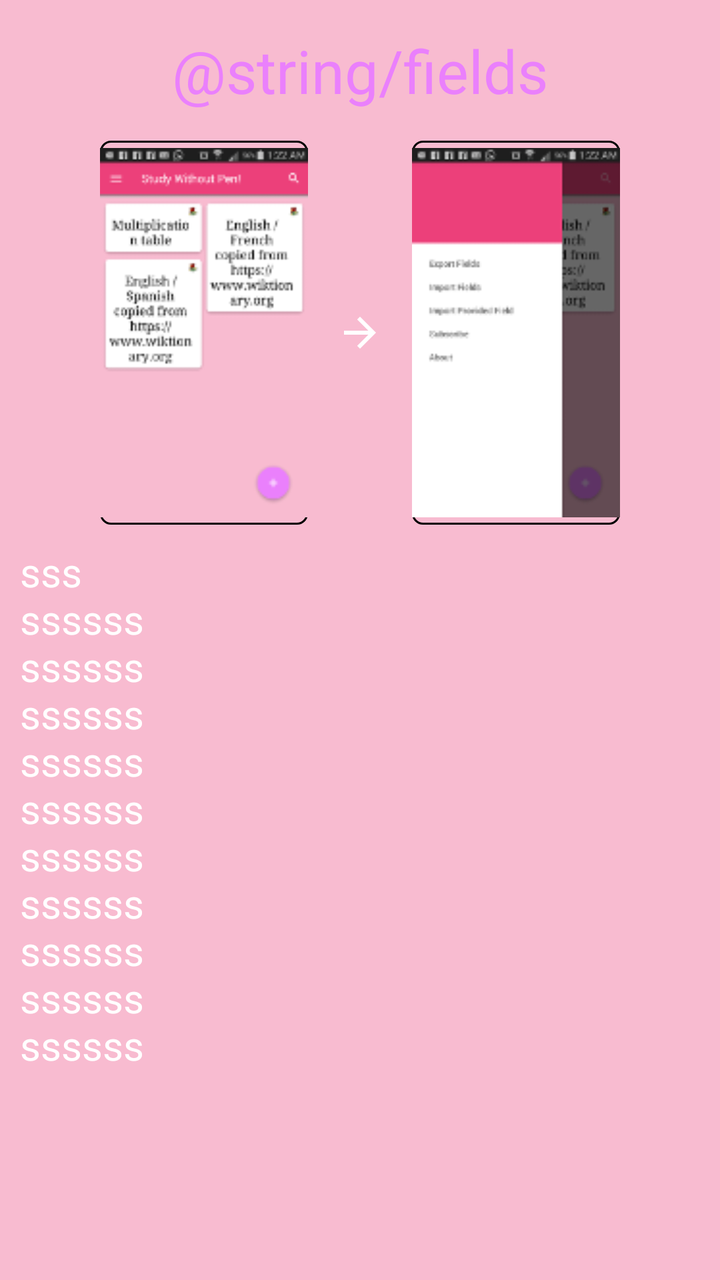
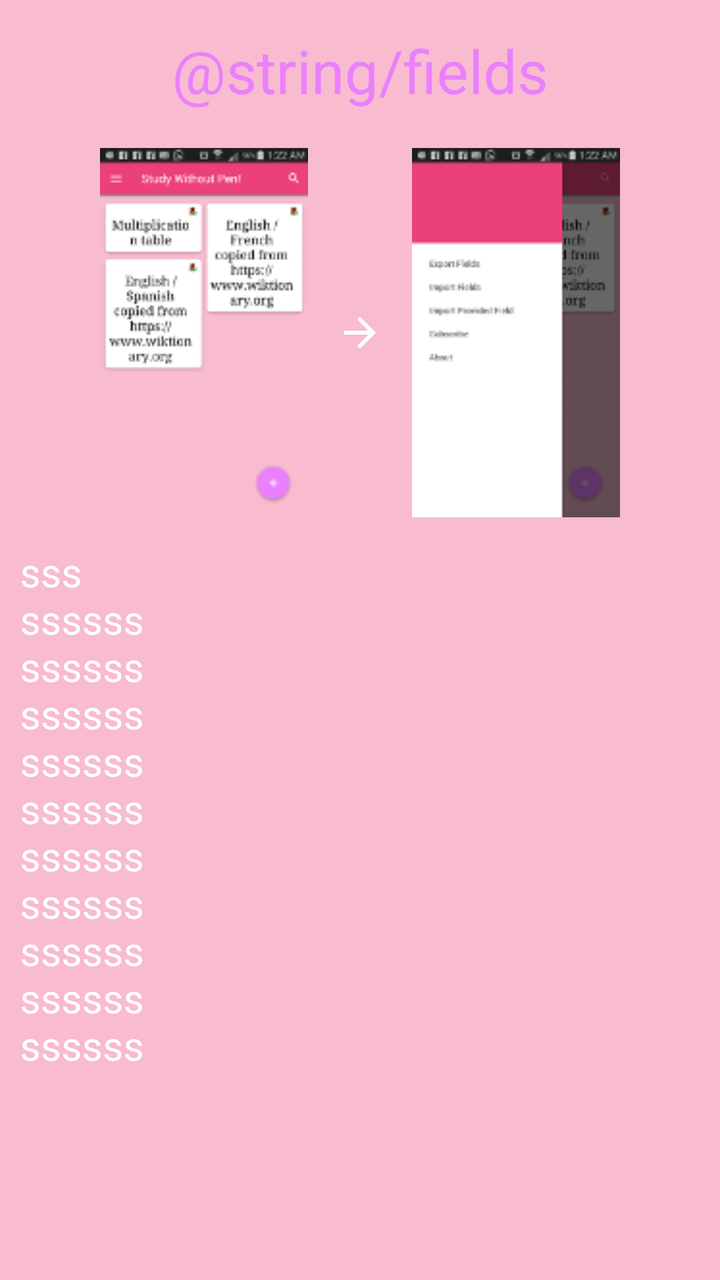

The first picture is an Android layout as it rendered before a commit; the second is the same layout after the commit. The layout source and the unified diff follow.
<!-- AndroidManifest.xml: application theme MyMaterialTheme -->
<!-- res/layout/intro_main.xml -->
<?xml version="1.0" encoding="utf-8"?>
<LinearLayout xmlns:android="http://schemas.android.com/apk/res/android"
    android:layout_width="match_parent" android:layout_height="match_parent"
    android:orientation="vertical">

    <TextView
        android:layout_width="wrap_content"
        android:layout_height="wrap_content"
        android:text="@string/fields"
        android:textSize="30sp"
        android:padding="5dp"
        android:layout_margin="10dp"
        android:id="@+id/textView"
        android:textColor="@color/colorAccent"
        android:layout_gravity="center"/>

    <LinearLayout
        android:layout_width="match_parent"
        android:layout_height="wrap_content">

        <ImageView
            android:layout_width="0dp"
            android:layout_height="wrap_content"
            android:layout_weight="1"
            android:src="@drawable/intro_main"
            android:id="@+id/intro_main"
            android:layout_marginStart="50dp"
            android:background="@drawable/text_bordered"
            android:onClick="introImageClicked"
            />

        <ImageView
            android:layout_width="0dp"
            android:layout_height="wrap_content"
            android:layout_weight="0.5"
            android:layout_gravity="center"
            android:src="@drawable/intro_arrow"/>

        <ImageView
            android:layout_width="0dp"
            android:layout_height="wrap_content"
            android:layout_weight="1"
            android:src="@drawable/intro_main_menu"
            android:layout_marginEnd="50dp"
            android:background="@drawable/text_bordered"
            />
    </LinearLayout>
    <EditText
        android:layout_width="match_parent"
        android:layout_height="280dp"
        android:textSize="20sp"
        android:textColor="@color/white_color"
        android:focusable="false"
        android:cursorVisible="false"
        android:background="@null"
        android:layout_margin="5dp"
        android:padding="5dp"
        android:text="sss\nssssss\nssssss\nssssss\nssssss\nssssss\nssssss\nssssss\nssssss\nssssss\nssssss\nssssss\nssssss\nssssss\nsss"/>

</LinearLayout>
<!-- resources referenced by this layout -->
<resources>
  <color name="colorAccent">#EA80FC</color>
  <color name="white_color">#FFFFFF</color>
  <!-- drawable intro_arrow: png bitmap (drawable-ar-hdpi, 148 bytes) -->
  <!-- drawable intro_main: png bitmap (drawable, 10331 bytes) -->
  <!-- drawable intro_main_menu: png bitmap (drawable, 5599 bytes) -->
  <!-- drawable text_bordered (drawable) -->
  <shape xmlns:android="http://schemas.android.com/apk/res/android"
      android:thickness="5dp"
      android:shape="rectangle">
      <stroke android:width="1dp"
          android:color="@android:color/black"/>
      <corners android:radius="5dp" />
      <gradient
          android:startColor="@android:color/transparent"
          android:endColor="@android:color/transparent"
          android:type="linear"
          android:angle="270"/>
  </shape>
  <string name="fields">المجالات</string>
  <style name="MyMaterialTheme" parent="MyMaterialTheme.Base">
  
      </style>
  <style name="MyMaterialTheme.Base" parent="Theme.AppCompat.Light.DarkActionBar">
          <item name="windowNoTitle">true</item>
          <item name="windowActionBar">false</item>
          <item name="colorPrimary">@color/colorPrimary</item>
          <item name="colorPrimaryDark">@color/colorPrimaryDark</item>
          <item name="colorAccent">@color/colorAccent</item>
          <item name="android:windowBackground">@color/windowBackground</item>
      </style>
  <color name="colorPrimary">#EC407A</color>
  <color name="colorPrimaryDark">#AD1457</color>
  <color name="windowBackground">#F8BBD0</color>
</resources>

<!-- the commit's change to res/layout/intro_main.xml (unified diff, before → after) -->
@@ -22,10 +22,9 @@
             android:layout_width="0dp"
             android:layout_height="wrap_content"
             android:layout_weight="1"
-            android:src="@drawable/intro_main"
+            android:src="@drawable/intro_main_scaled15"
             android:id="@+id/intro_main"
             android:layout_marginStart="50dp"
-            android:background="@drawable/text_bordered"
             android:onClick="introImageClicked"
             />
 
@@ -37,12 +36,13 @@
             android:src="@drawable/intro_arrow"/>
 
         <ImageView
+            android:id="@+id/intro_main_menu"
             android:layout_width="0dp"
             android:layout_height="wrap_content"
             android:layout_weight="1"
-            android:src="@drawable/intro_main_menu"
+            android:src="@drawable/intro_main_menu_scaled15"
             android:layout_marginEnd="50dp"
-            android:background="@drawable/text_bordered"
+            android:onClick="introImageClicked"
             />
     </LinearLayout>
     <EditText
<!-- resource entries referenced after the edit -->
@@ -3,21 +3,8 @@
   <color name="colorAccent">#EA80FC</color>
   <color name="white_color">#FFFFFF</color>
   <!-- drawable intro_arrow: png bitmap (drawable-ar-hdpi, 148 bytes) -->
-  <!-- drawable intro_main: png bitmap (drawable, 10331 bytes) -->
-  <!-- drawable intro_main_menu: png bitmap (drawable, 5599 bytes) -->
-  <!-- drawable text_bordered (drawable) -->
-  <shape xmlns:android="http://schemas.android.com/apk/res/android"
-      android:thickness="5dp"
-      android:shape="rectangle">
-      <stroke android:width="1dp"
-          android:color="@android:color/black"/>
-      <corners android:radius="5dp" />
-      <gradient
-          android:startColor="@android:color/transparent"
-          android:endColor="@android:color/transparent"
-          android:type="linear"
-          android:angle="270"/>
-  </shape>
+  <!-- drawable intro_main_menu_scaled15: png bitmap (drawable, 5599 bytes) -->
+  <!-- drawable intro_main_scaled15: png bitmap (drawable, 10331 bytes) -->
   <string name="fields">المجالات</string>
   <style name="MyMaterialTheme" parent="MyMaterialTheme.Base">
   
